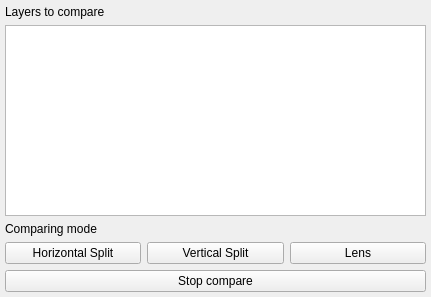
Qt form qmapcompare_dockwidget.ui (MIERUNE/qgis-plugin-qmapcompare) before a commit.
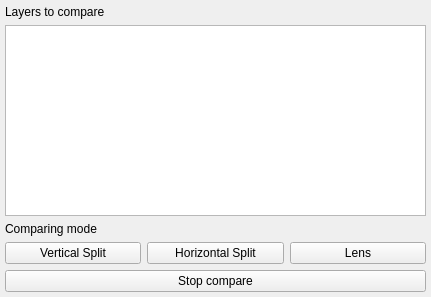
The same form after that commit. Icons and pictures are not drawn.

Commit message: Rearrange UI and icon

```diff
--- a/qmapcompare_dockwidget.ui
+++ b/qmapcompare_dockwidget.ui
@@ -71,9 +71,9 @@
      <item>
       <layout class="QHBoxLayout" name="horizontalLayout">
        <item>
-        <widget class="QPushButton" name="pushButton_h_split">
+        <widget class="QPushButton" name="pushButton_v_split">
          <property name="text">
-          <string>Horizontal Split</string>
+          <string>Vertical Split</string>
          </property>
          <property name="icon">
           <iconset>
@@ -94,9 +94,9 @@
         </widget>
        </item>
        <item>
-        <widget class="QPushButton" name="pushButton_v_split">
+        <widget class="QPushButton" name="pushButton_h_split">
          <property name="text">
-          <string>Vertical Split</string>
+          <string>Horizontal Split</string>
          </property>
          <property name="icon">
           <iconset>
```
Left out of the diff: 4 changed lines with no effect on the pictures. The commit also changes 1 other file.
